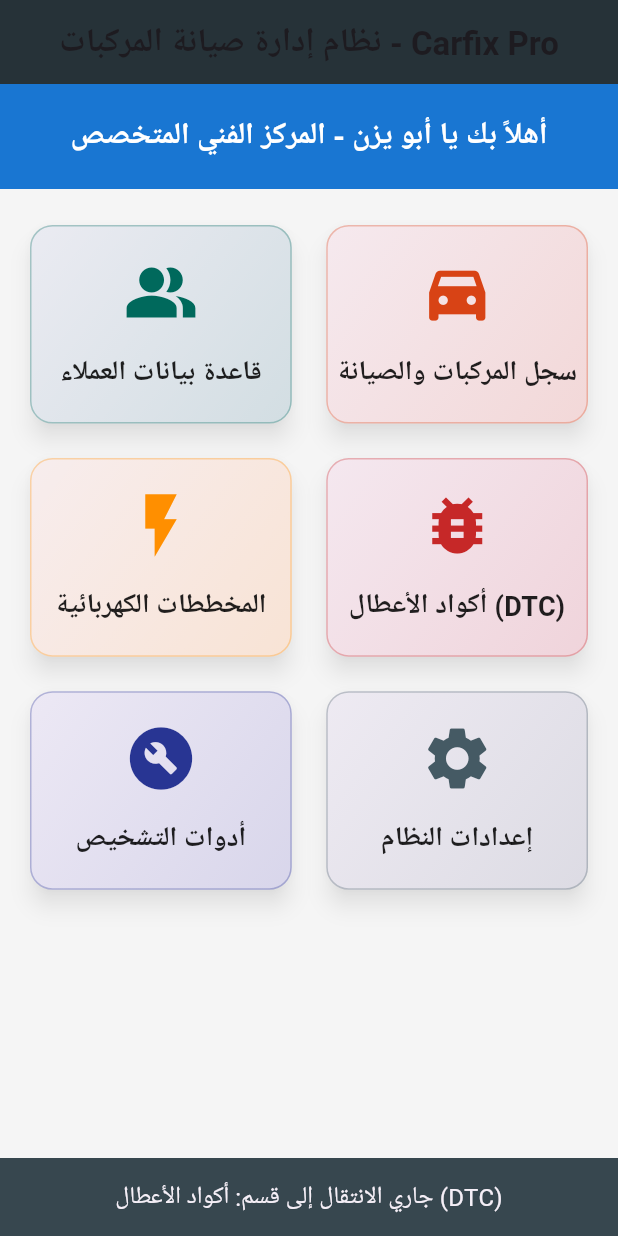
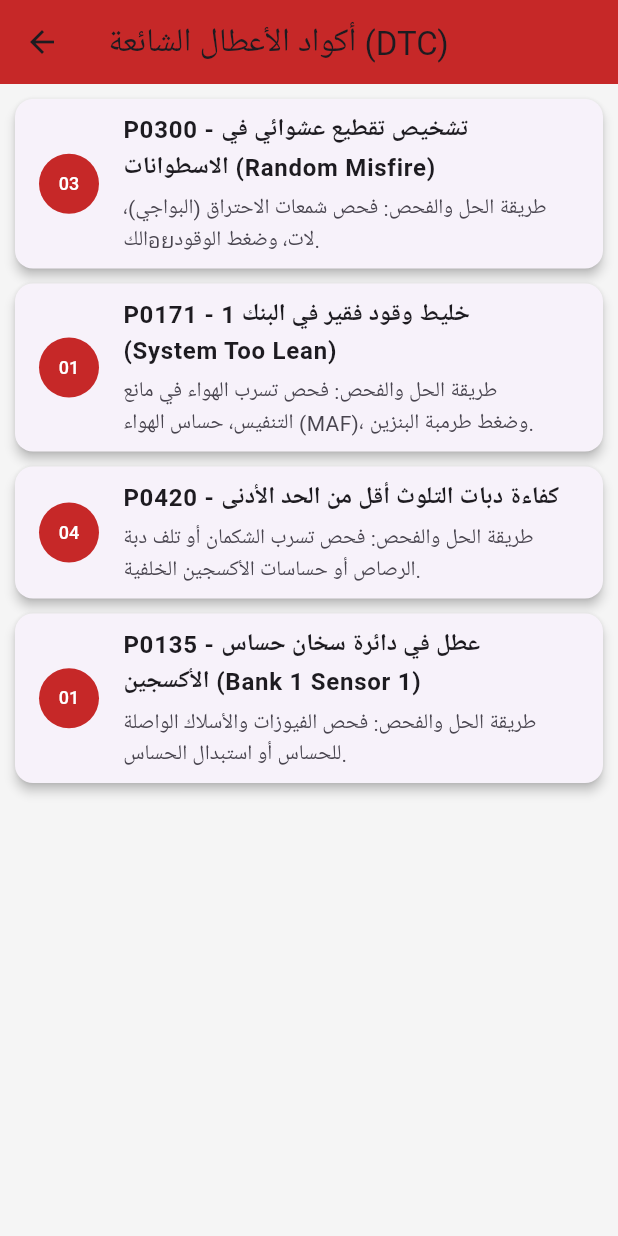
Before and after one commit to malikaboyazn450-spec/Carfix, a Flutter app: the screen it shows after launch, after a tap on "أكواد الأعطال (DTC)", on a phone screen of 412 x 824 dp. Run offline on Flutter 3.47's test engine with Material 3 defaults, Android fonts, the light colour scheme and no system bars; Roboto replaces fonts that are missing (Cairo).

Commit message:
Update main.dart

```diff
--- a/lib/main.dart
+++ b/lib/main.dart
@@ -1,21 +1,21 @@
 import 'package:flutter/material.dart';
 
 void main() {
-  runApp(const CarFixProApp());
+  runApp(const CarfixProApp());
 }
 
-class CarFixProApp extends StatelessWidget {
-  const CarFixProApp({super.key});
+class CarfixProApp extends StatelessWidget {
+  const CarfixProApp({super.key});
 
   @override
   Widget build(BuildContext context) {
     return MaterialApp(
       debugShowCheckedModeBanner: false,
-      title: 'Carfix Pro',
+      title: 'Carfix Pro Expert',
       theme: ThemeData(
         primarySwatch: Colors.blueGrey,
         scaffoldBackgroundColor: Colors.grey[100],
-        fontFamily: 'Cairo', // الخط العربي (اختياري)
+        fontFamily: 'Cairo',
       ),
       home: const MainDashboardScreen(),
     );
@@ -26,67 +26,83 @@ class MainDashboardScreen extends StatelessWidget {
   const MainDashboardScreen({super.key});
 
   @override
-  Widget build(BuildContext context) {
-    // تعريف الألوان الرسمية القوية
+  Widget build(BuildContext classContext) {
     final Color primaryColor = Colors.blueGrey[900]!;
     final Color accentColor = Colors.blue[700]!;
 
     return Scaffold(
       appBar: AppBar(
         title: const Text(
-          'نظام إدارة صيانة المركبات - Carfix Pro',
-          style: TextStyle(fontWeight: FontWeight.bold),
+          'Carfix Pro - نظام التشخيص الفني',
+          style: TextStyle(fontWeight: FontWeight.bold, fontSize: 18),
         ),
         centerTitle: true,
         backgroundColor: primaryColor,
-        elevation: 0,
       ),
       body: Column(
         children: [
-          // شريط علوي تعريفي (أزرق قوي)
           Container(
             width: double.infinity,
-            padding: const EdgeInsets.all(20),
+            padding: const EdgeInsets.all(16),
             color: accentColor,
             child: const Text(
-              'أهلاً بك يا أبو يزن - المركز الفني المتخصص',
+              'المرجع المتخصص للتشخيص وبرمجة السيارات',
               textAlign: TextAlign.center,
               style: TextStyle(
-                fontSize: 20,
+                fontSize: 16,
                 fontWeight: FontWeight.bold,
                 color: Colors.white,
-                letterSpacing: 1.2,
               ),
             ),
           ),
-          const SizedBox(height: 20),
-          // منطقة الأقسام الرئيسية (شبكة منظمة)
+          const SizedBox(height: 15),
           Expanded(
             child: Padding(
               padding: const EdgeInsets.symmetric(horizontal: 16.0),
               child: GridView.count(
-                crossAxisCount: 2, // عمودين في كل صف
-                crossAxisSpacing: 15, // مسافة بين الأعمدة
-                mainAxisSpacing: 15, // مسافة بين الصفوف
-                childAspectRatio: 1.3, // نسبة عرض إلى ارتفاع البطاقة
+                crossAxisCount: 2,
+                crossAxisSpacing: 12,
+                mainAxisSpacing: 12,
+                childAspectRatio: 1.25,
                 children: [
-                  _buildMenuCard(context, 'قاعدة بيانات العملاء', Icons.people_alt, Colors.teal[800]!),
-                  _buildMenuCard(context, 'سجل المركبات والصيانة', Icons.directions_car_filled, Colors.deepOrange[800]!),
-                  _buildMenuCard(context, 'المخططات الكهربائية', Icons.flash_on, Colors.amber[800]!),
-                  _buildMenuCard(context, 'أكواد الأعطال (DTC)', Icons.bug_report, Colors.red[800]!),
-                  _buildMenuCard(context, 'أدوات التشخيص', Icons.build_circle, Colors.indigo[800]!),
-                  _buildMenuCard(context, 'إعدادات النظام', Icons.settings, Colors.blueGrey[700]!),
+                  _buildMenuCard(
+                    classContext,
+                    'أكواد الأعطال (DTC)',
+                    Icons.bug_report,
+                    Colors.red[800]!,
+                    const DtcScreen()
+                  ),
+                  _buildMenuCard(
+                    classContext,
+                    'المخططات الكهربائية',
+                    Icons.flash_on,
+                    Colors.amber[800]!,
+                    const WiringScreen()
+                  ),
+                  _buildMenuCard(
+                    classContext,
+                    'أدوات التشخيص والبرمجة',
+                    Icons.build_circle,
+                    Colors.indigo[800]!,
+                    const ToolsScreen()
+                  ),
+                  _buildMenuCard(
+                    classContext,
+                    'دليل الحساسات والكنترول',
+                    Icons.settings_input_component,
+                    Colors.teal[800]!,
+                    const SensorsScreen()
+                  ),
                 ],
               ),
             ),
           ),
-          // تذييل رسمي
           Container(
             padding: const EdgeInsets.all(10),
             width: double.infinity,
             color: primaryColor,
             child: const Text(
-              'Carfix Pro © 2024 - جميع الحقوق محفوظة',
+              'Carfix Pro © 2026 - نظام احترافي للورش',
               textAlign: TextAlign.center,
               style: TextStyle(color: Colors.white54, fontSize: 12),
             ),
@@ -96,18 +112,16 @@ class MainDashboardScreen extends StatelessWidget {
     );
   }
 
-  // تصميم البطاقات القوية والرسمية
-  Widget _buildMenuCard(BuildContext context, String title, IconData icon, Color color) {
+  Widget _buildMenuCard(BuildContext context, String title, IconData icon, Color color, Widget targetScreen) {
     return Card(
-      elevation: 6, // ظل قوي للبروز
-      shadowColor: Colors.black.withOpacity(0.4),
-      shape: RoundedRectangleBorder(
-        borderRadius: BorderRadius.circular(15),
-        side: BorderSide(color: color.withOpacity(0.3), width: 1),
-      ),
+      elevation: 5,
+      shape: RoundedRectangleBorder(borderRadius: BorderRadius.circular(15)),
       child: InkWell(
         onTap: () {
-          _showInfoMessage(context, title);
+          Navigator.push(
+            context,
+            MaterialPageRoute(builder: (context) => targetScreen),
+          );
         },
         borderRadius: BorderRadius.circular(15),
         child: Container(
@@ -116,22 +130,19 @@ class MainDashboardScreen extends StatelessWidget {
             gradient: LinearGradient(
               begin: Alignment.topLeft,
               end: Alignment.bottomRight,
-              colors: [
-                color.withOpacity(0.05), // شفافية علوية خفيفة
-                color.withOpacity(0.15), // لون خفيف يزداد للأسفل
-              ],
+              colors: [color.withOpacity(0.05), color.withOpacity(0.15)],
             ),
           ),
           child: Column(
             mainAxisAlignment: MainAxisAlignment.center,
             children: [
-              Icon(icon, size: 50, color: color),
-              const SizedBox(height: 15),
+              Icon(icon, size: 45, color: color),
+              const SizedBox(height: 10),
               Text(
                 title,
                 textAlign: TextAlign.center,
                 style: const TextStyle(
-                  fontSize: 18,
+                  fontSize: 15,
                   fontWeight: FontWeight.bold,
                   color: Colors.black87,
                 ),
@@ -142,18 +153,141 @@ class MainDashboardScreen extends StatelessWidget {
       ),
     );
   }
+}
 
-  void _showInfoMessage(BuildContext context, String sectionName) {
-    ScaffoldMessenger.of(context).showSnackBar(
-      SnackBar(
-        content: Text(
-          'جاري الانتقال إلى قسم: $sectionName',
-          textAlign: TextAlign.center,
-          style: const TextStyle(fontSize: 16),
-        ),
-        backgroundColor: Colors.blueGrey[800],
-        duration: const Duration(milliseconds: 1500),
+// ================= 1. شاشة أكواد الأعطال =================
+class DtcScreen extends StatelessWidget {
+  const DtcScreen({super.key});
+
+  @override
+  Widget build(BuildContext context) {
+    final List<Map<String, String>> dtcList = [
+      {'code': 'P0300', 'title': 'تشخيص تقطيع عشوائي في الاسطوانات (Random Misfire)', 'fix': 'فحص شمعات الاحتراق (البواجي)، الكอยلات، وضغط الوقود.'},
+      {'code': 'P0171', 'title': 'خليط وقود فقير في البنك 1 (System Too Lean)', 'fix': 'فحص تسرب الهواء في مانع التنفيس، حساس الهواء (MAF)، وضغط طرمبة البنزين.'},
+      {'code': 'P0420', 'title': 'كفاءة دبات التلوث أقل من الحد الأدنى', 'fix': 'فحص تسرب الشكمان أو تلف دبة الرصاص أو حساسات الأكسجين الخلفية.'},
+      {'code': 'P0135', 'title': 'عطل في دائرة سخان حساس الأكسجين (Bank 1 Sensor 1)', 'fix': 'فحص الفيوزات والأسلاك الواصلة للحساس أو استبدال الحساس.'},
+    ];
+
+    return Scaffold(
+      appBar: AppBar(title: const Text('أكواد الأعطال الشائعة (DTC)'), backgroundColor: Colors.red[800]),
+      body: ListView.builder(
+        itemCount: dtcList.length,
+        padding: const EdgeInsets.all(10),
+        itemBuilder: (context, index) {
+          return Card(
+            margin: const EdgeInsets.only(bottom: 10),
+            elevation: 3,
+            child: ListTile(
+              leading: CircleAvatar(
+                backgroundColor: Colors.red[800],
+                child: Text(dtcList[index]['code']!.substring(1, 3), style: const TextStyle(color: Colors.white, fontSize: 12)),
+              ),
+              title: Text('${dtcList[index]['code']} - ${dtcList[index]['title']}', style: const TextStyle(fontWeight: FontWeight.bold)),
+              subtitle: Padding(
+                padding: const EdgeInsets.only(top: 5),
+                child: Text('طريقة الحل والفحص: ${dtcList[index]['fix']}'),
+              ),
+            ),
+          );
+        },
       ),
     );
   }
 }
+
+// ================= 2. شاشة المخططات الكهربائية =================
+class WiringScreen extends StatelessWidget {
+  const WiringScreen({super.key});
+
+  @override
+  Widget build(BuildContext context) {
+    return Scaffold(
+      appBar: AppBar(title: const Text('المخططات الكهربائية والأسلاك'), backgroundColor: Colors.amber[800]),
+      body: Padding(
+        padding: const EdgeInsets.all(16.0),
+        key: const Key('wiring_body'),
+        child: ListView(
+          children: const [
+            Card(
+              child: ListTile(
+                leading: Icon(Icons.electric_bolt, color: Colors.amber),
+                title: Text('دليل ألوان الأسلاك في ضفيرة السيارة'),
+                subtitle: Text('الأحمر: موجب بطارية مباشر (B+)\nالأصفر: موجب بعد السويتش (IGN)\nالأسود/البني: خط أرضي سالب (Ground)\nالأزرق/الأخضر: خطوط إشارات الحساسات (Signals)'),
+              ),
+            ),
+            SizedBox(height: 10),
+            Card(
+              child: ListTile(
+                leading: Icon(Icons.settings_ethernet, color: Colors.blue),
+                title: Text('فحص شبكة الكان بس (CAN-Bus)'),
+                subtitle: Text('قیاس المقاومة بين CAN-High و CAN-Low يجب أن تظهر تقريباً 60 أوم والبطارية مفصولة.'),
+              ),
+            ),
+          ],
+        ),
+      ),
+    );
+  }
+}
+
+// ================= 3. شاشة أدوات التشخيص والبرمجة =================
+class ToolsScreen extends StatelessWidget {
+  const ToolsScreen({super.key});
+
+  @override
+  Widget build(BuildContext context) {
+    return Scaffold(
+      appBar: AppBar(title: const Text('أدوات التشخيص وبرمجة الأجهزة'), backgroundColor: Colors.indigo[800]),
+      body: ListView(
+        padding: const EdgeInsets.all(10),
+        children: const [
+          Card(
+            child: ListTile(
+              leading: Icon(Icons.computer, color: Colors.indigo),
+              title: Text('جهاز فحص Launch X-431'),
+              subtitle: Text('استخدام الجهاز في عمل Reset لزيت المحرك، معايرة حساس الزاوية (SAS)، وبرمجة البوابات (Throttle Body Reset).'),
+            ),
+          ),
+          Card(
+            child: ListTile(
+              leading: Icon(Icons.phone_android, color: Colors.green),
+              title: Text('تطبيقات المخططات (مثل Carmin)'),
+              subtitle: Text('مرجع أساسي لتتبع مسارات الفولتية وأماكن الفيوزات (Fuse Box Layout) لكل طرازات السيارات. أداة لا غنى عنها للكهربائي.'),
+            ),
+          ),
+        ],
+      ),
+    );
+  }
+}
+
+// ================= 4. شاشة الحساسات والكنترول =================
+class SensorsScreen extends StatelessWidget {
+  const SensorsScreen({super.key});
+
+  @override
+  Widget build(BuildContext context) {
+    return Scaffold(
+      appBar: AppBar(title: const Text('دليل الحساسات والكنترول (ECU)'), backgroundColor: Colors.teal[800]),
+      body: ListView(
+        padding: const EdgeInsets.all(10),
+        children: const [
+          Card(
+            child: ListTile(
+              leading: Icon(Icons.sensors, color: Colors.teal),
+              title: Text('حساس كرنك المحرك (CKP Sensor)'),
+              subtitle: Text('المسؤول عن توقيت الإشعال والبنزين. عطله يسبب قطع شرارة البواجي وعدم عمل طرمبة الوقود وتوقف السيارة عن العمل تماماً.'),
+            ),
+          ),
+          Card(
+            child: ListTile(
+              leading: Icon(Icons.thermostat, color: Colors.orange),
+              title: Text('حساس حرارة الماكينة (ECT Sensor)'),
+              subtitle: Text('يغذي كمبيوتر السيارة بدرجة حرارة الـ مبرد. عطله يسبب صعوبة التشغيل صباحاً وارتفاع استهلاك الوقود.'),
+            ),
+          ),
+        ],
+      ),
+    );
+  }
+}
```
